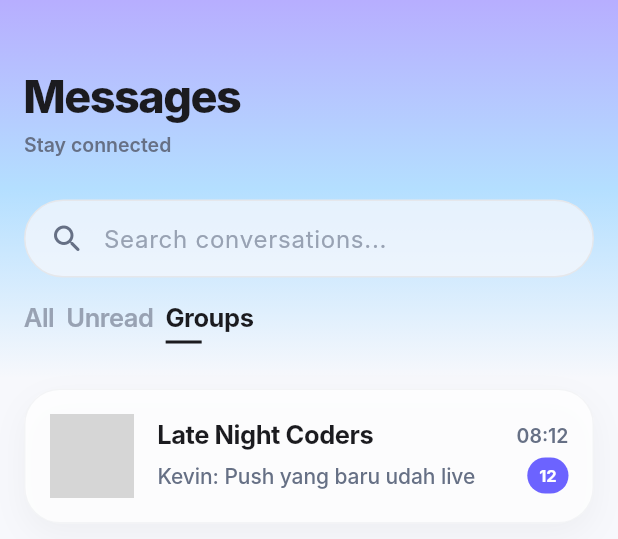
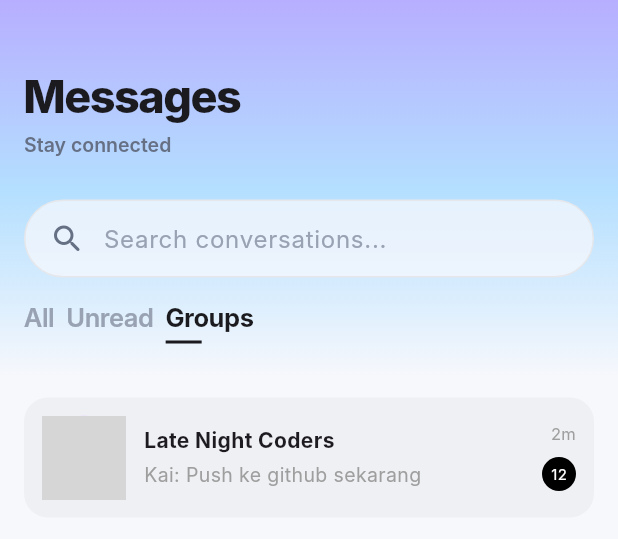
Before and after one commit to hanzic-in/Discire, a Flutter app: the ChatListPage widget shown alone on an empty page, opened directly, after a tap on "Unread", after a tap on "Groups", on a phone screen of 412 x 824 dp. Shown: the top 539 px of the screen. Run offline on Flutter 3.47's test engine with Material 3 defaults, Android fonts, the phone set to English and light mode, and no system bars; our stand-ins replace font_awesome_flutter, shared_preferences; accounts and stored records are empty; network calls fail; Roboto replaces fonts that are missing (Inter); grey boxes are pictures that could not be loaded.

Commit message:
Refactor chat list page and replace chat tile

```diff
--- a/lib/pages/chat/chat_list_page.dart
+++ b/lib/pages/chat/chat_list_page.dart
@@ -5,6 +5,7 @@ import '../../widgets/app_header.dart';
 import '../../widgets/app_search_bar.dart';
 import '../../widgets/filter_chips.dart';
 import 'chat_room_page.dart';
+import 'widgets/chat_item.dart';
 
 class ChatListPage extends StatefulWidget {
   const ChatListPage({super.key});
@@ -16,20 +17,20 @@ class ChatListPage extends StatefulWidget {
 class _ChatListPageState extends State<ChatListPage> {
   int currentTab = 0;
 
-  final List<String> tabs = const [
+  final tabs = const [
     'All',
     'Unread',
     'Groups',
   ];
 
-  final List<Map<String, dynamic>> chats = [
+  final chats = [
     {
       "name": "Aria Chen",
       "message": "That design looks amazing! 😍",
       "time": "09:41",
       "unread": 2,
       "image": "https://i.pravatar.cc/300?img=1",
-      "type": "Unread",
+      "isGroup": false,
     },
     {
       "name": "Ryo Tanaka",
@@ -37,35 +38,28 @@ class _ChatListPageState extends State<ChatListPage> {
       "time": "Yesterday",
       "unread": 0,
       "image": "https://i.pravatar.cc/300?img=2",
-      "type": "All",
+      "isGroup": false,
     },
     {
       "name": "Late Night Coders",
-      "message": "Kevin: Push yang baru udah live",
-      "time": "08:12",
+      "message": "Kai: Push ke github sekarang",
+      "time": "2m",
       "unread": 12,
-      "image": "https://images.unsplash.com/photo-1461749280684-dccba630e2f6?w=600&q=80",
-      "type": "Groups",
+      "image": "https://images.unsplash.com/photo-1515879218367-8466d910aaa4?w=300",
       "isGroup": true,
-    },
-    {
-      "name": "Kai Nakamura",
-      "message": "The 3D render is almost done 🎨",
-      "time": "Mon",
-      "unread": 1,
-      "image": "https://i.pravatar.cc/300?img=3",
-      "type": "Unread",
     },
   ];
 
   List<Map<String, dynamic>> get filteredChats {
-    if (currentTab == 0) return chats;
-
     if (currentTab == 1) {
       return chats.where((e) => e['unread'] > 0).toList();
     }
 
-    return chats.where((e) => e['isGroup'] == true).toList();
+    if (currentTab == 2) {
+      return chats.where((e) => e['isGroup'] == true).toList();
+    }
+
+    return chats;
   }
 
   @override
@@ -113,10 +107,12 @@ class _ChatListPageState extends State<ChatListPage> {
               FilterChips(
                 items: tabs,
                 selectedIndex: currentTab,
+                isUnderlined: true,
                 onSelected: (index) {
-                  setState(() => currentTab = index);
+                  setState(() {
+                    currentTab = index;
+                  });
                 },
-                isUnderlined: true,
               ),
 
               const SizedBox(height: AppSpacing.lg),
@@ -124,25 +120,21 @@ class _ChatListPageState extends State<ChatListPage> {
               Expanded(
                 child: ListView.separated(
                   physics: const BouncingScrollPhysics(),
-                  padding: const EdgeInsets.fromLTRB(
-                    AppSpacing.screenPadding,
-                    0,
-                    AppSpacing.screenPadding,
-                    120,
+                  padding: const EdgeInsets.only(
+                    bottom: 120,
                   ),
                   itemCount: filteredChats.length,
                   separatorBuilder: (_, __) =>
-                      const SizedBox(height: AppSpacing.md),
+                      const SizedBox(height: AppSpacing.sm),
                   itemBuilder: (context, index) {
                     final chat = filteredChats[index];
 
-                    return _ChatTile(
+                    return ChatItem(
                       name: chat['name'],
                       message: chat['message'],
                       time: chat['time'],
                       unread: chat['unread'],
                       image: chat['image'],
-                      isGroup: chat['isGroup'] == true,
                       onTap: () {
                         Navigator.push(
                           context,
@@ -164,165 +156,3 @@ class _ChatListPageState extends State<ChatListPage> {
     );
   }
 }
-
-class _ChatTile extends StatelessWidget {
-  final String name;
-  final String message;
-  final String time;
-  final int unread;
-  final String image;
-  final bool isGroup;
-  final VoidCallback onTap;
-
-  const _ChatTile({
-    required this.name,
-    required this.message,
-    required this.time,
-    required this.unread,
-    required this.image,
-    required this.isGroup,
-    required this.onTap,
-  });
-
-  @override
-  Widget build(BuildContext context) {
-    final theme = AppThemeExtension.of(context);
-
-    return Material(
-      color: Colors.transparent,
-      child: InkWell(
-        borderRadius: BorderRadius.circular(AppRadius.lg),
-        onTap: onTap,
-        child: Container(
-          padding: const EdgeInsets.all(AppSpacing.lg),
-          decoration: BoxDecoration(
-            color: theme.card.withOpacity(0.82),
-            borderRadius: BorderRadius.circular(AppRadius.lg),
-            border: Border.all(
-              color: theme.divider.withOpacity(0.4),
-            ),
-            boxShadow: [
-              BoxShadow(
-                color: theme.shadow.withOpacity(0.04),
-                blurRadius: 18,
-                offset: const Offset(0, 8),
-              ),
-            ],
-          ),
-          child: Row(
-            children: [
-              Stack(
-                children: [
-                  ClipRRect(
-                    borderRadius: BorderRadius.circular(20),
-                    child: Image.network(
-                      image,
-                      width: 56,
-                      height: 56,
-                      fit: BoxFit.cover,
-                    ),
-                  ),
-
-                  if (isGroup)
-                    Positioned(
-                      right: -1,
-                      bottom: -1,
-                      child: Container(
-                        height: 18,
-                        width: 18,
-                        decoration: BoxDecoration(
-                          color: AppColors.primary,
-                          shape: BoxShape.circle,
-                          border: Border.all(
-                            color: theme.card,
-                            width: 2,
-                          ),
-                        ),
-                        child: const Icon(
-                          Icons.groups_rounded,
-                          size: 10,
-                          color: Colors.white,
-                        ),
-                      ),
-                    ),
-                ],
-              ),
-
-              const SizedBox(width: AppSpacing.lg),
-
-              Expanded(
-                child: Column(
-                  crossAxisAlignment: CrossAxisAlignment.start,
-                  children: [
-                    Row(
-                      children: [
-                        Expanded(
-                          child: Text(
-                            name,
-                            maxLines: 1,
-                            overflow: TextOverflow.ellipsis,
-                            style: AppTextStyles.title(context),
-                          ),
-                        ),
-
-                        const SizedBox(width: AppSpacing.sm),
-
-                        Text(
-                          time,
-                          style: AppTextStyles.caption(context),
-                        ),
-                      ],
-                    ),
-
-                    const SizedBox(height: AppSpacing.xs),
-
-                    Row(
-                      children: [
-                        Expanded(
-                          child: Text(
-                            message,
-                            maxLines: 1,
-                            overflow: TextOverflow.ellipsis,
-                            style:
-                                AppTextStyles.bodySecondary(context),
-                          ),
-                        ),
-
-                        if (unread > 0) ...[
-                          const SizedBox(width: AppSpacing.md),
-
-                          Container(
-                            padding: const EdgeInsets.symmetric(
-                              horizontal: 8,
-                              vertical: 4,
-                            ),
-                            decoration: BoxDecoration(
-                              color: AppColors.primary,
-                              borderRadius:
-                                  BorderRadius.circular(999),
-                            ),
-                            child: Text(
-                              unread > 99
-                                  ? '99+'
-                                  : unread.toString(),
-                              style: const TextStyle(
-                                color: Colors.white,
-                                fontSize: 11,
-                                fontWeight: FontWeight.w700,
-                                letterSpacing: -0.1,
-                              ),
-                            ),
-                          ),
-                        ],
-                      ],
-                    ),
-                  ],
-                ),
-              ),
-            ],
-          ),
-        ),
-      ),
-    );
-  }
-}
```
